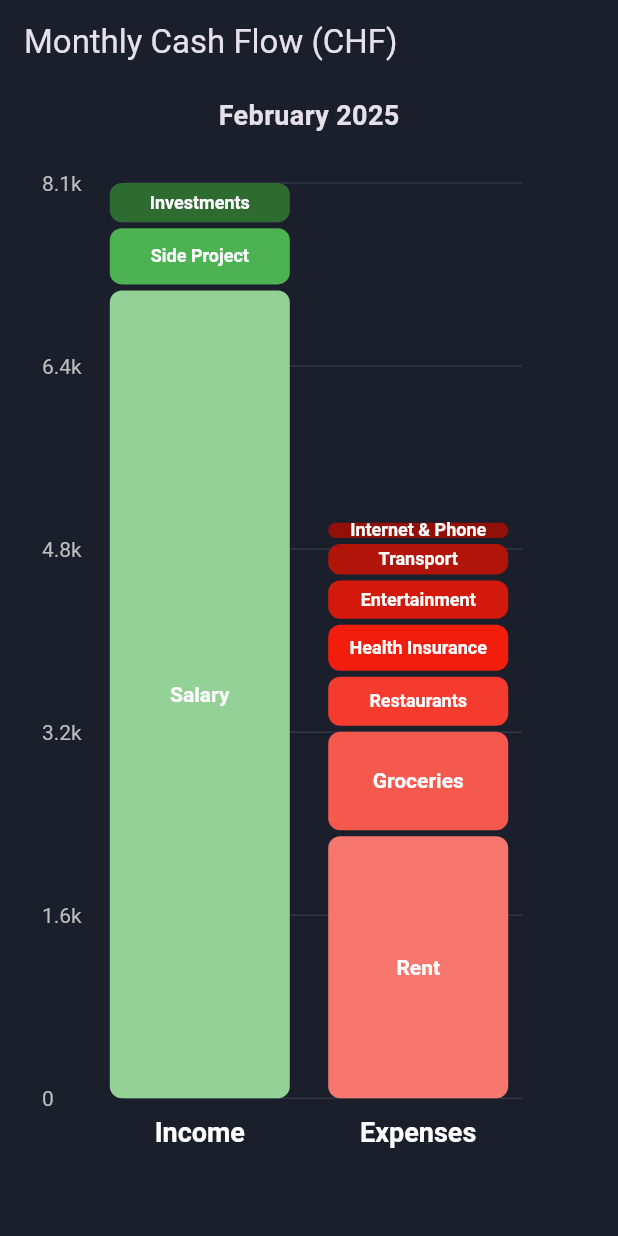
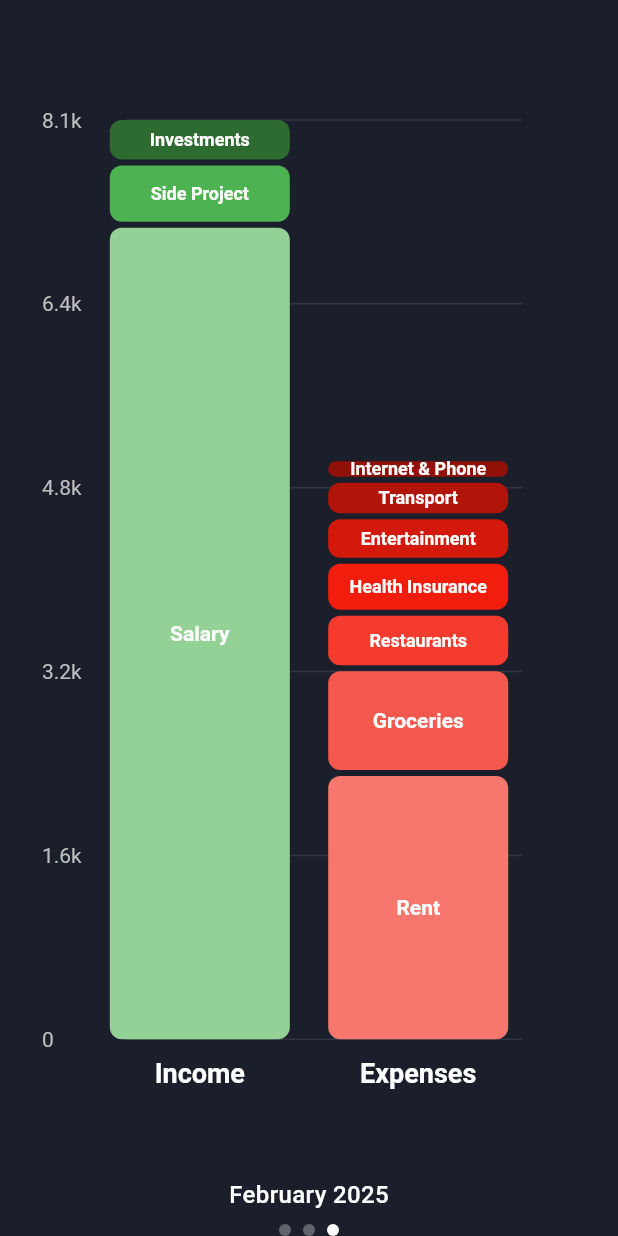
Before and after one commit to SylvainLosey/pulse, a Flutter app: the screen it shows after launch, on a phone screen of 412 x 824 dp. Run offline on Flutter 3.47's test engine with Material 3 defaults, Android fonts, the phone set to English and light mode, and no system bars.

Commit message:
Improve layout

```diff
--- a/lib/cash_flow_chart.dart
+++ b/lib/cash_flow_chart.dart
@@ -60,17 +60,7 @@ class _CashFlowChartState extends State<CashFlowChart> {
     final sortedExpenses = List<CategoryAmount>.from(widget.cashFlow.expenses)
       ..sort((a, b) => a.amount.compareTo(b.amount));
 
-    return Column(
-      children: [
-        Padding(
-          padding: const EdgeInsets.all(8.0),
-          child: Text(
-            widget.cashFlow.month,
-            style: const TextStyle(fontSize: 18, fontWeight: FontWeight.bold),
-          ),
-        ),
-        Expanded(
-          child: LayoutBuilder(
+    return LayoutBuilder(
       builder: (context, constraints) {
         final size = Size(constraints.maxWidth, constraints.maxHeight);
         final layout = ChartLayout(size: size);
@@ -114,9 +104,6 @@ class _CashFlowChartState extends State<CashFlowChart> {
           ],
         );
       },
-          ),
-        ),
-      ],
     );
   }
 }
--- a/lib/main.dart
+++ b/lib/main.dart
@@ -1,6 +1,7 @@
 import 'package:flutter/material.dart';
 import 'cash_flow_chart.dart';
 import 'models.dart';
+import 'month_scale.dart';
 
 void main() {
   runApp(const MyApp());
@@ -74,14 +75,49 @@ class MyApp extends StatelessWidget {
           elevation: 0,
         ),
       ),
-      home: Scaffold(
-        appBar: AppBar(title: const Text('Monthly Cash Flow (CHF)')),
-        body: PageView.builder(
-          reverse: true,
-          itemCount: cashFlows.length,
-          itemBuilder: (context, index) {
-            return CashFlowChart(cashFlow: cashFlows[index]);
-          },
+      home: _HomeScreen(cashFlows: cashFlows),
+    );
+  }
+}
+
+class _HomeScreen extends StatefulWidget {
+  final List<MonthlyCashFlow> cashFlows;
+
+  const _HomeScreen({required this.cashFlows});
+
+  @override
+  State<_HomeScreen> createState() => _HomeScreenState();
+}
+
+class _HomeScreenState extends State<_HomeScreen> {
+  int currentIndex = 0;
+
+  @override
+  Widget build(BuildContext context) {
+    return Scaffold(
+      appBar: AppBar(),
+      body: SafeArea(
+        child: Column(
+          children: [
+            Expanded(
+              child: PageView.builder(
+                reverse: true,
+                itemCount: widget.cashFlows.length,
+                onPageChanged: (index) {
+                  setState(() {
+                    currentIndex = index;
+                  });
+                },
+                itemBuilder: (context, index) {
+                  return CashFlowChart(cashFlow: widget.cashFlows[index]);
+                },
+              ),
+            ),
+            MonthScale(
+              cashFlows: widget.cashFlows,
+              currentIndex: currentIndex,
+            ),
+          ],
         ),
       ),
     );
--- /dev/null
+++ b/lib/month_scale.dart
@@ -0,0 +1,51 @@
+import 'package:flutter/material.dart';
+import 'models.dart';
+
+class MonthScale extends StatelessWidget {
+  final List<MonthlyCashFlow> cashFlows;
+  final int currentIndex;
+
+  const MonthScale({
+    super.key,
+    required this.cashFlows,
+    required this.currentIndex,
+  });
+
+  @override
+  Widget build(BuildContext context) {
+    return Column(
+      mainAxisSize: MainAxisSize.min,
+      children: [
+        Text(
+          cashFlows[currentIndex].month,
+          style: const TextStyle(
+            color: Colors.white,
+            fontSize: 16,
+            fontWeight: FontWeight.w500,
+          ),
+        ),
+        const SizedBox(height: 8),
+        Row(
+          mainAxisAlignment: MainAxisAlignment.center,
+          children: List.generate(cashFlows.length, (index) {
+            // Reverse the index to match swipe direction
+            final reversedIndex = cashFlows.length - 1 - index;
+            final isSelected = reversedIndex == currentIndex;
+            return Padding(
+              padding: const EdgeInsets.symmetric(horizontal: 4),
+              child: Container(
+                width: 8,
+                height: 8,
+                decoration: BoxDecoration(
+                  shape: BoxShape.circle,
+                  color:
+                      isSelected ? Colors.white : Colors.white.withOpacity(0.3),
+                ),
+              ),
+            );
+          }),
+        ),
+      ],
+    );
+  }
+}
```
Lines whose indentation alone changed are shown as unchanged.
